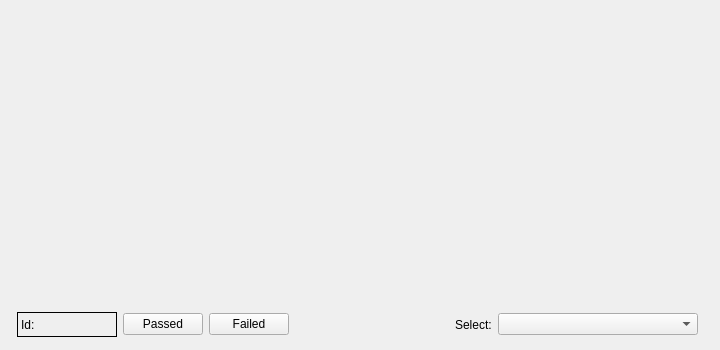
Old version of the form src/aq_telemetryView.ui in the repository nlbtuyen/ConfigurationGCS.
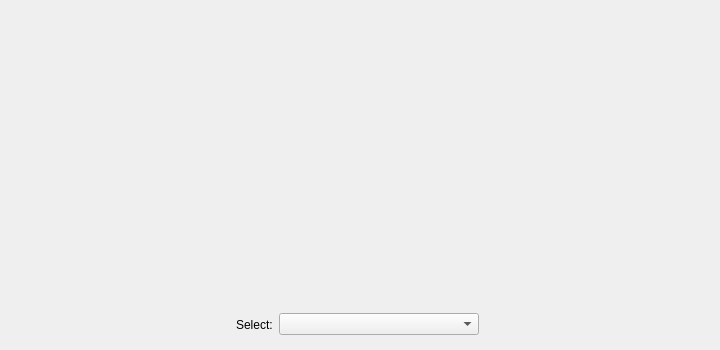
New version of the form.

The edit to the form file:
```diff
--- a/src/aq_telemetryView.ui
+++ b/src/aq_telemetryView.ui
@@ -51,57 +51,21 @@
     </rect>
    </property>
    <layout class="QHBoxLayout" name="horizontalLayout_2">
-    <item>
-     <layout class="QHBoxLayout" name="horizontalLayout"/>
-    </item>
-    <item>
-     <widget class="QLabel" name="lbl_ID">
-      <property name="minimumSize">
-       <size>
-        <width>100</width>
-        <height>0</height>
-       </size>
-      </property>
-      <property name="frameShape">
-       <enum>QFrame::Panel</enum>
-      </property>
-      <property name="lineWidth">
-       <number>1</number>
-      </property>
-      <property name="text">
-       <string>Id: </string>
-      </property>
-     </widget>
-    </item>
-    <item>
-     <widget class="QPushButton" name="btn_pass">
-      <property name="text">
-       <string>Passed</string>
-      </property>
-     </widget>
-    </item>
-    <item>
-     <widget class="QPushButton" name="btn_fail">
-      <property name="text">
-       <string>Failed</string>
-      </property>
-     </widget>
-    </item>
-    <item>
-     <spacer name="horizontalSpacer_2">
-      <property name="orientation">
-       <enum>Qt::Horizontal</enum>
-      </property>
-      <property name="sizeHint" stdset="0">
-       <size>
-        <width>40</width>
-        <height>20</height>
-       </size>
-      </property>
-     </spacer>
-    </item>
     <item>
      <layout class="QHBoxLayout" name="horizontalLayout_3">
+      <item>
+       <spacer name="horizontalSpacer_2">
+        <property name="orientation">
+         <enum>Qt::Horizontal</enum>
+        </property>
+        <property name="sizeHint" stdset="0">
+         <size>
+          <width>40</width>
+          <height>20</height>
+         </size>
+        </property>
+       </spacer>
+      </item>
       <item>
        <widget class="QLabel" name="label_2">
         <property name="font">
@@ -135,6 +99,19 @@
         </property>
        </widget>
       </item>
+      <item>
+       <spacer name="horizontalSpacer">
+        <property name="orientation">
+         <enum>Qt::Horizontal</enum>
+        </property>
+        <property name="sizeHint" stdset="0">
+         <size>
+          <width>40</width>
+          <height>20</height>
+         </size>
+        </property>
+       </spacer>
+      </item>
      </layout>
     </item>
    </layout>
```
